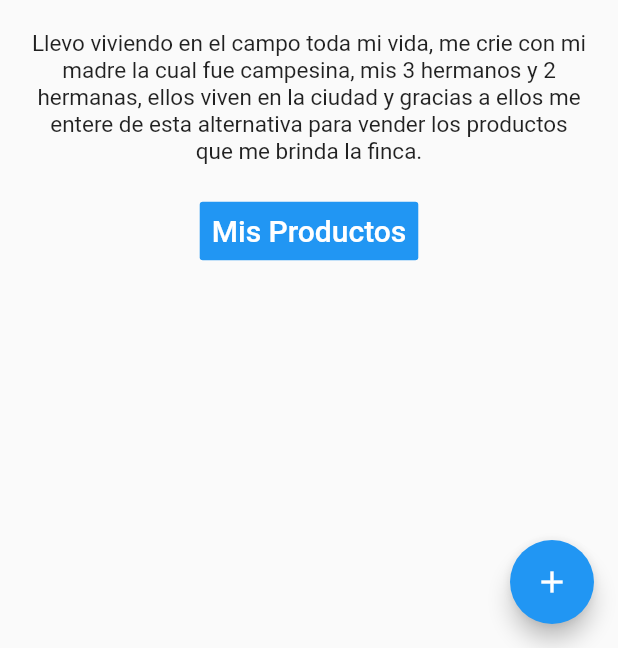
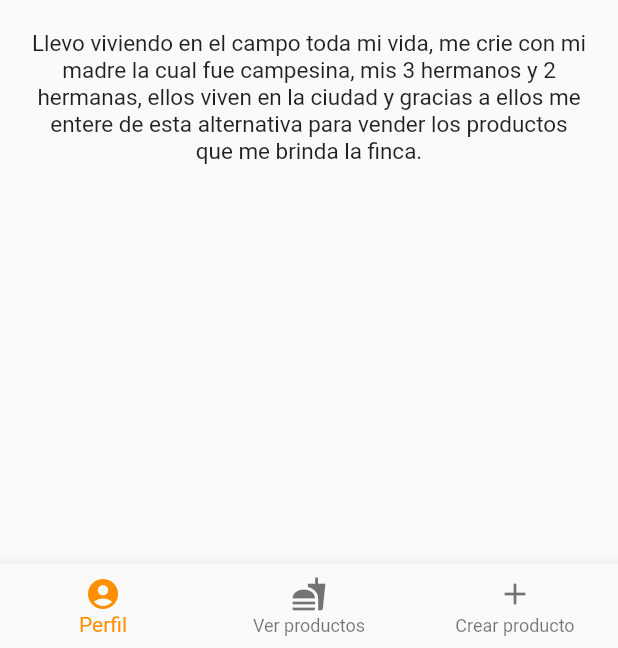
Before and after one commit to Jaleman1005/AppComerciantes, a Flutter app: the screen it shows after launch, on a phone screen of 412 x 824 dp, the part 588-1236 px from its top. Run offline on Flutter 3.47's test engine with Material 2 defaults, Android fonts, the phone set to English and light mode, and no system bars.

```diff
--- a/app_comerciante/lib/main.dart
+++ b/app_comerciante/lib/main.dart
@@ -1,7 +1,8 @@
+import 'package:app_comerciante/pages/productos/crear-producto.dart';
+import 'package:app_comerciante/pages/productos/vista-productos.dart';
 import 'package:flutter/material.dart';
 
 import 'package:app_comerciante/pages/Perfil/perfil.dart';
-import 'package:app_comerciante/pages/productos/crear-producto.dart';
 
 void main() => runApp(MyApp());
 
@@ -10,92 +11,59 @@ class MyApp extends StatelessWidget {
   @override
   Widget build(BuildContext context) {
     return MaterialApp(
-      home: Perfil(),
+      home: MyStatefulWidget(),
     );
   }
 }
 
-class MyHomePage extends StatefulWidget {
-  MyHomePage({Key key, this.title}) : super(key: key);
-
-  // This widget is the home page of your application. It is stateful, meaning
-  // that it has a State object (defined below) that contains fields that affect
-  // how it looks.
-
-  // This class is the configuration for the state. It holds the values (in this
-  // case the title) provided by the parent (in this case the App widget) and
-  // used by the build method of the State. Fields in a Widget subclass are
-  // always marked "final".
-
-  final String title;
+class MyStatefulWidget extends StatefulWidget {
+  MyStatefulWidget({Key key}) : super(key: key);
 
   @override
-  _MyHomePageState createState() => _MyHomePageState();
+  _MyStatefulWidgetState createState() => _MyStatefulWidgetState();
 }
 
-class _MyHomePageState extends State<MyHomePage> {
-  int _counter = 0;
+class _MyStatefulWidgetState extends State<MyStatefulWidget> {
+  int _selectedIndex = 0;
+  static const TextStyle optionStyle =
+      TextStyle(fontSize: 30, fontWeight: FontWeight.bold);
+  static const List<Widget> _widgetOptions = <Widget>[
+    Perfil(),
+    VistaProductos(),
+    CrearProducto(),
+  ];
 
-  void _incrementCounter() {
+  void _onItemTapped(int index) {
     setState(() {
-      // This call to setState tells the Flutter framework that something has
-      // changed in this State, which causes it to rerun the build method below
-      // so that the display can reflect the updated values. If we changed
-      // _counter without calling setState(), then the build method would not be
-      // called again, and so nothing would appear to happen.
-      CrearProducto();
+      _selectedIndex = index;
     });
   }
 
   @override
   Widget build(BuildContext context) {
-    // This method is rerun every time setState is called, for instance as done
-    // by the _incrementCounter method above.
-    //
-    // The Flutter framework has been optimized to make rerunning build methods
-    // fast, so that you can just rebuild anything that needs updating rather
-    // than having to individually change instances of widgets.
     return Scaffold(
-      appBar: AppBar(
-        // Here we take the value from the MyHomePage object that was created by
-        // the App.build method, and use it to set our appbar title.
-        title: Text(widget.title),
+      body: Center(
+        child: _widgetOptions.elementAt(_selectedIndex),
       ),
-      body: Center(
-        // Center is a layout widget. It takes a single child and positions it
-        // in the middle of the parent.
-        child: Column(
-          // Column is also a layout widget. It takes a list of children and
-          // arranges them vertically. By default, it sizes itself to fit its
-          // children horizontally, and tries to be as tall as its parent.
-          //
-          // Invoke "debug painting" (press "p" in the console, choose the
-          // "Toggle Debug Paint" action from the Flutter Inspector in Android
-          // Studio, or the "Toggle Debug Paint" command in Visual Studio Code)
-          // to see the wireframe for each widget.
-          //
-          // Column has various properties to control how it sizes itself and
-          // how it positions its children. Here we use mainAxisAlignment to
-          // center the children vertically; the main axis here is the vertical
-          // axis because Columns are vertical (the cross axis would be
-          // horizontal).
-          mainAxisAlignment: MainAxisAlignment.center,
-          children: <Widget>[
-            Text(
-              'nose cosa',
-            ),
-            Text(
-              '$_counter',
-              style: Theme.of(context).textTheme.display1,
-            ),
-          ],
-        ),
+      bottomNavigationBar: BottomNavigationBar(
+        items: const <BottomNavigationBarItem>[
+          BottomNavigationBarItem(
+            icon: Icon(Icons.account_circle),
+            title: Text('Perfil'),
+          ),
+          BottomNavigationBarItem(
+            icon: Icon(Icons.fastfood),
+            title: Text('Ver productos'),
+          ),
+          BottomNavigationBarItem(
+            icon: Icon(Icons.add),
+            title: Text('Crear producto'),
+          ),
+        ],
+        currentIndex: _selectedIndex,
+        selectedItemColor: Colors.amber[800],
+        onTap: _onItemTapped,
       ),
-      floatingActionButton: FloatingActionButton(
-        onPressed: _incrementCounter,
-        tooltip: 'Increment',
-        child: Icon(Icons.add),
-      ), // This trailing comma makes auto-formatting nicer for build methods.
     );
   }
 }
--- a/app_comerciante/lib/pages/Perfil/perfil.dart
+++ b/app_comerciante/lib/pages/Perfil/perfil.dart
@@ -1,7 +1,5 @@
-import 'package:app_comerciante/pages/productos/crear-producto.dart';
 import 'package:flutter/material.dart';
 
-import 'package:app_comerciante/pages/productos/vista-productos.dart';
 
 class Perfil extends StatelessWidget {
   const Perfil({Key key}) : super(key: key);
@@ -20,46 +18,11 @@ class Perfil extends StatelessWidget {
               VistaFondoPerfil(),
               SumaPatrocinadoresProductos(),
               Descripcion(),
-              RedireccionProductos(),
             ],
           ),
         ],
       ),
-      floatingActionButton: FloatingActionButton(
-        onPressed: () {
-          Navigator.push(
-            context,
-            MaterialPageRoute(builder: (context) => CrearProducto()),
-          );
-        },
-        child: Icon(Icons.add),
-        backgroundColor: Colors.blue,
-      ),
     );
-  }
-}
-
-class RedireccionProductos extends StatelessWidget {
-  const RedireccionProductos({
-    Key key,
-  }) : super(key: key);
-
-  @override
-  Widget build(BuildContext context) {
-    return FlatButton(
-        color: Colors.blue,
-        textColor: Colors.white,
-        disabledColor: Colors.grey,
-        disabledTextColor: Colors.black,
-        padding: EdgeInsets.all(8),
-        splashColor: Colors.blueAccent,
-        onPressed: () {
-          Navigator.push(
-            context,
-            MaterialPageRoute(builder: (context) => VistaProductos()),
-          );
-        },
-        child: Text('Mis Productos', style: TextStyle(fontSize: 20)));
   }
 }
 
```
Also changed, not shown: app_comerciante/lib/pages/productos/crear-producto.dart (+61 -14 lines).
